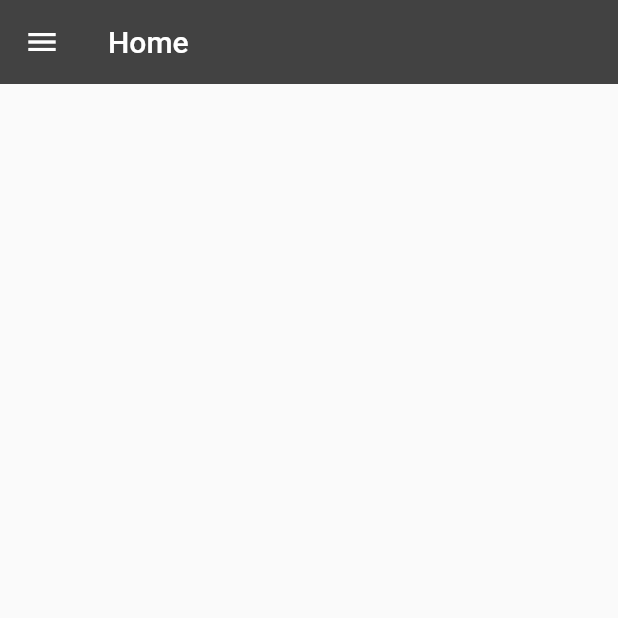
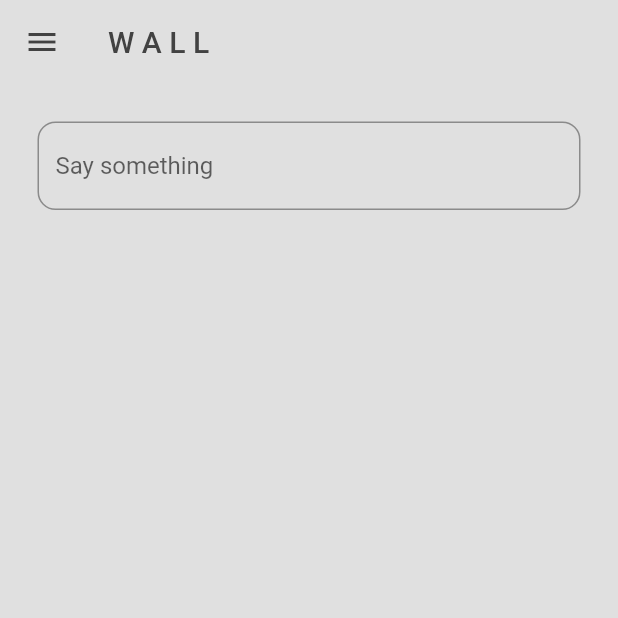
Before and after one commit to ShadePrima/social_flutter_app, a Flutter app: the screen it shows once a user with an empty profile is signed in, on a phone screen of 412 x 824 dp, the top half of it. Run offline on Flutter 3.47's test engine with Material 2 defaults, Android fonts, the phone set to English and light mode, and no system bars; our stand-ins replace cloud_firestore, firebase_auth, firebase_core; accounts and stored records are empty; network calls fail.

Commit message:
add input for wall

```diff
--- a/lib/auth/auth.dart
+++ b/lib/auth/auth.dart
@@ -15,7 +15,7 @@ class AuthPage extends StatelessWidget {
         builder: (context, snapshot) {
           //user is logged in
           if (snapshot.hasData) {
-            return const HomePage();
+            return HomePage();
           }
 
           //user is not logged in
--- a/lib/main.dart
+++ b/lib/main.dart
@@ -27,7 +27,7 @@ class MyApp extends StatelessWidget {
       darkTheme: darkMode,
       routes: {
         '/login_register_page': (context) => const LoginOrRegister(),
-        '/home_page': (context) => const HomePage(),
+        '/home_page': (context) => HomePage(),
         '/profile_page': (context) => ProfilePage(),
         '/user_page': (context) => const UserPage()
       },
--- a/lib/pages/home_page.dart
+++ b/lib/pages/home_page.dart
@@ -1,18 +1,36 @@
 import 'package:flutter/material.dart';
 import 'package:social_flutter_app/components/my_drawer.dart';
+import 'package:social_flutter_app/components/my_textfield.dart';
 
 class HomePage extends StatelessWidget {
-  const HomePage({super.key});
+  HomePage({super.key});
+
+  //text controller
+  final TextEditingController newPostControler = TextEditingController();
 
   @override
   Widget build(BuildContext context) {
     return Scaffold(
+      backgroundColor: Theme.of(context).colorScheme.background,
       appBar: AppBar(
-        title: const Text("Home"),
-        backgroundColor: Theme.of(context).colorScheme.inversePrimary,
+        title: const Text("W A L L"),
+        backgroundColor: Colors.transparent,
+        foregroundColor: Theme.of(context).colorScheme.inversePrimary,
         elevation: 0,
       ),
       drawer: const MyDrawer(),
+      body: Column(children: [
+        //textfield box for user to type
+        Padding(
+          padding: const EdgeInsets.all(25),
+          child: MyTextField(
+              hintText: "Say something",
+              obscureText: false,
+              controller: newPostControler),
+        ),
+
+        //posts
+      ]),
     );
   }
 }
--- a/lib/pages/users_page.dart
+++ b/lib/pages/users_page.dart
@@ -50,9 +50,12 @@ class UserPage extends StatelessWidget {
                 ),
               ),
 
+              //list of users in the app
+
               Expanded(
                 child: ListView.builder(
                   itemCount: users.length,
+                  padding: const EdgeInsets.all(20),
                   itemBuilder: (context, index) {
                     //get individual user
                     final user = users[index];
```
